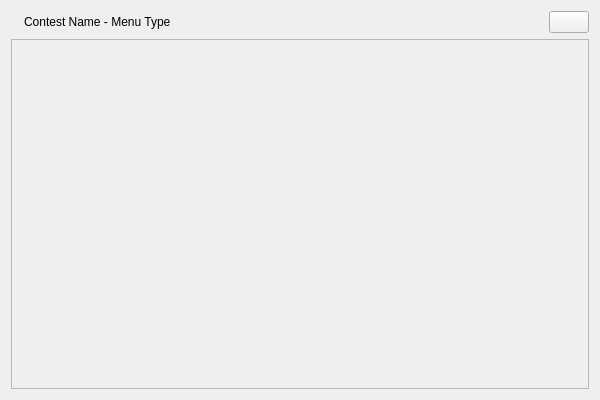
Before: the Qt Designer form ui/quizzes_list_menu.ui in GiaFil7/esc_app, drawn with Qt 5.
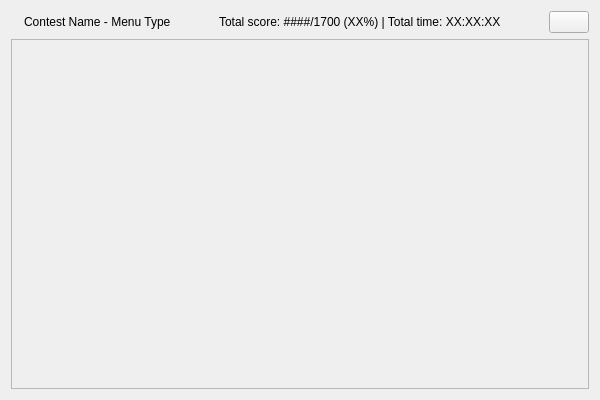
After: the same form once the commit is applied. Icons and pictures are not drawn.

Commit message: Added total score and time in the menus

The edit to the form file:
```diff
--- a/ui/quizzes_list_menu.ui
+++ b/ui/quizzes_list_menu.ui
@@ -49,7 +49,27 @@
       </widget>
      </item>
      <item>
-      <spacer name="horizontal_spacer">
+      <spacer name="horizontal_spacer_1">
+       <property name="orientation">
+        <enum>Qt::Orientation::Horizontal</enum>
+       </property>
+       <property name="sizeHint" stdset="0">
+        <size>
+         <width>40</width>
+         <height>20</height>
+        </size>
+       </property>
+      </spacer>
+     </item>
+     <item>
+      <widget class="QLabel" name="totals_label">
+       <property name="text">
+        <string>Total score: ####/1700 (XX%) | Total time: XX:XX:XX</string>
+       </property>
+      </widget>
+     </item>
+     <item>
+      <spacer name="horizontal_spacer_2">
        <property name="orientation">
         <enum>Qt::Orientation::Horizontal</enum>
        </property>
```
The commit also changes 6 other files.
